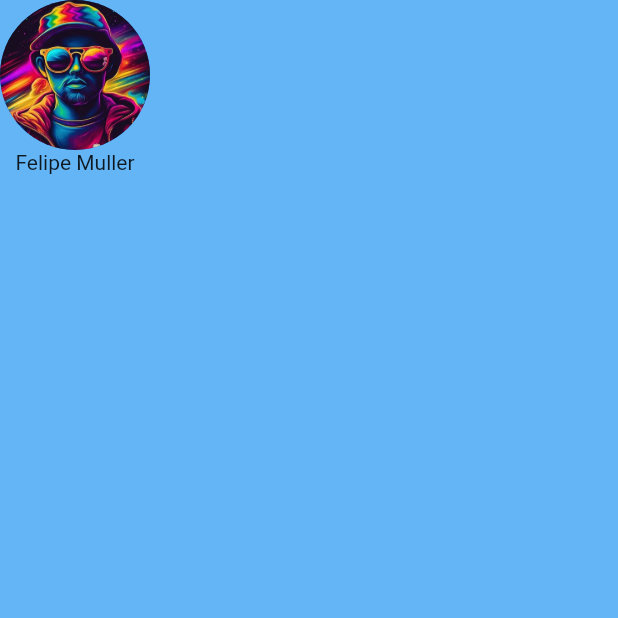
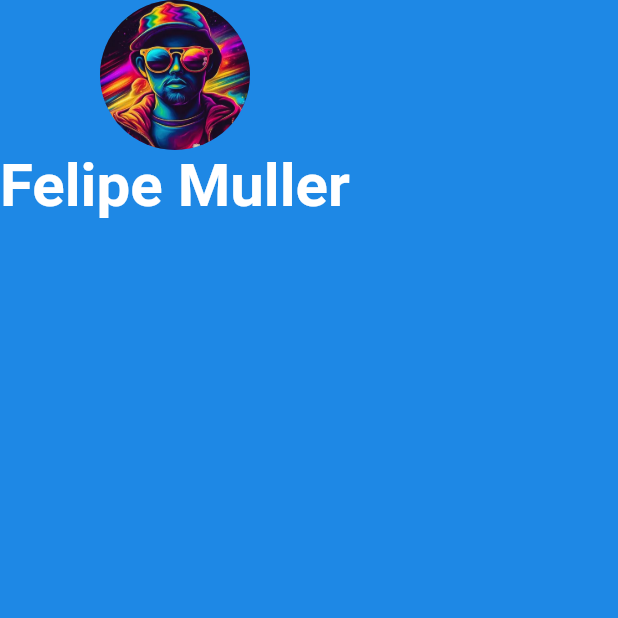
Before and after one commit to felipemuller20/mi_card, a Flutter app: the screen it shows after launch, on a phone screen of 412 x 824 dp, the top half of it. Run offline on Flutter 3.47's test engine with Material 2 defaults, Android fonts, the phone set to English and light mode, and no system bars.

Commit message:
add text style

```diff
--- a/lib/main.dart
+++ b/lib/main.dart
@@ -11,7 +11,7 @@ class MyApp extends StatelessWidget {
   Widget build(BuildContext context) {
     return MaterialApp(
       home: Scaffold(
-      backgroundColor: Colors.blue[300],
+        backgroundColor: Colors.blue[600],
         body: const SafeArea(
           child: Column(
             children: <Widget>[
@@ -19,11 +19,19 @@ class MyApp extends StatelessWidget {
                 radius: 50,
                 backgroundImage: AssetImage('images/profile.jpg'),
               ),
-            Text('Felipe Muller'),
+              Text(
+                'Felipe Muller',
+                style: TextStyle(
+                  fontSize: 40,
+                  color: Colors.white,
+                  fontWeight: FontWeight.bold,
+                ),
+              ),
             ],
           ),
         ),
-    ));
+      ),
+    );
   }
 }
 
```
Lines whose indentation alone changed are shown as unchanged.
